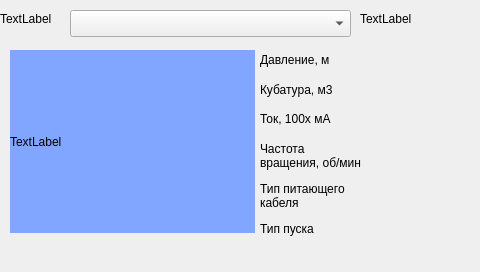
First picture: the form in dialogNasosParameter.ui, repository RW9UAO/nsk-v3, before the edit.
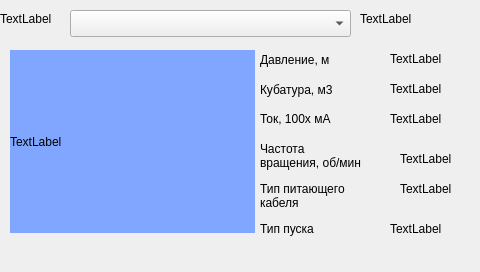
Second picture: the form after the edit. Icons and pictures are not drawn.

The edit to the form file:
```diff
--- a/dialogNasosParameter.ui
+++ b/dialogNasosParameter.ui
@@ -163,6 +163,84 @@
     <string>TextLabel</string>
    </property>
   </widget>
+  <widget class="QLabel" name="label_10">
+   <property name="geometry">
+    <rect>
+     <x>390</x>
+     <y>50</y>
+     <width>59</width>
+     <height>17</height>
+    </rect>
+   </property>
+   <property name="text">
+    <string>TextLabel</string>
+   </property>
+  </widget>
+  <widget class="QLabel" name="label_11">
+   <property name="geometry">
+    <rect>
+     <x>390</x>
+     <y>80</y>
+     <width>59</width>
+     <height>17</height>
+    </rect>
+   </property>
+   <property name="text">
+    <string>TextLabel</string>
+   </property>
+  </widget>
+  <widget class="QLabel" name="label_12">
+   <property name="geometry">
+    <rect>
+     <x>390</x>
+     <y>110</y>
+     <width>59</width>
+     <height>17</height>
+    </rect>
+   </property>
+   <property name="text">
+    <string>TextLabel</string>
+   </property>
+  </widget>
+  <widget class="QLabel" name="label_13">
+   <property name="geometry">
+    <rect>
+     <x>400</x>
+     <y>150</y>
+     <width>59</width>
+     <height>17</height>
+    </rect>
+   </property>
+   <property name="text">
+    <string>TextLabel</string>
+   </property>
+  </widget>
+  <widget class="QLabel" name="label_14">
+   <property name="geometry">
+    <rect>
+     <x>400</x>
+     <y>180</y>
+     <width>59</width>
+     <height>17</height>
+    </rect>
+   </property>
+   <property name="text">
+    <string>TextLabel</string>
+   </property>
+  </widget>
+  <widget class="QLabel" name="label_15">
+   <property name="geometry">
+    <rect>
+     <x>390</x>
+     <y>220</y>
+     <width>59</width>
+     <height>17</height>
+    </rect>
+   </property>
+   <property name="text">
+    <string>TextLabel</string>
+   </property>
+  </widget>
  </widget>
  <resources/>
  <connections/>
```
Left out of the diff: 2 changed lines with no effect on the pictures.
